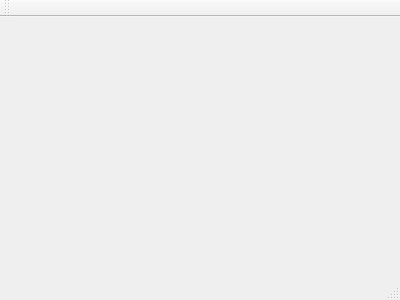
This is mainwindow.ui in gumikola/stacja-paliwowa as Qt 5 draws it before an edit. The edited form follows.
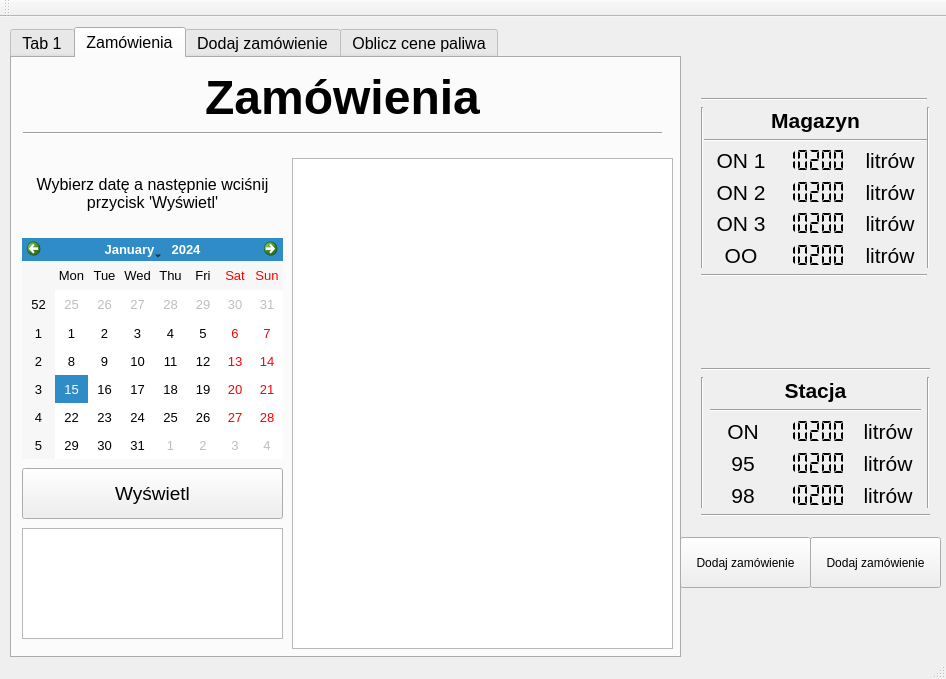
This is the edited form. The open tabs and pages were chosen to show the change.

Commit message: added orders view, and main window screen

```diff
--- a/mainwindow.ui
+++ b/mainwindow.ui
@@ -1,24 +1,900 @@
 <ui version="4.0">
  <class>MainWindow</class>
- <widget class="QMainWindow" name="MainWindow" >
-  <property name="geometry" >
+ <widget class="QMainWindow" name="MainWindow">
+  <property name="geometry">
    <rect>
     <x>0</x>
     <y>0</y>
-    <width>400</width>
-    <height>300</height>
+    <width>946</width>
+    <height>679</height>
    </rect>
   </property>
   <property name="windowTitle" >
    <string>MainWindow</string>
   </property>
-  <widget class="QMenuBar" name="menuBar" />
-  <widget class="QToolBar" name="mainToolBar" />
-  <widget class="QWidget" name="centralWidget" />
-  <widget class="QStatusBar" name="statusBar" />
+  <property name="autoFillBackground">
+   <bool>true</bool>
+  </property>
+  <widget class="QWidget" name="centralWidget">
+   <widget class="QPushButton" name="addOrderButton">
+    <property name="geometry">
+     <rect>
+      <x>680</x>
+      <y>520</y>
+      <width>131</width>
+      <height>51</height>
+     </rect>
+    </property>
+    <property name="text">
+     <string>Dodaj zamówienie</string>
+    </property>
+   </widget>
+   <widget class="QPushButton" name="addOrderButton_2">
+    <property name="geometry">
+     <rect>
+      <x>810</x>
+      <y>520</y>
+      <width>131</width>
+      <height>51</height>
+     </rect>
+    </property>
+    <property name="text">
+     <string>Dodaj zamówienie</string>
+    </property>
+   </widget>
+   <widget class="QWidget" name="gridLayoutWidget">
+    <property name="geometry">
+     <rect>
+      <x>690</x>
+      <y>70</y>
+      <width>251</width>
+      <height>201</height>
+     </rect>
+    </property>
+    <layout class="QGridLayout" name="gridLayout">
+     <property name="sizeConstraint">
+      <enum>QLayout::SetMinimumSize</enum>
+     </property>
+     <property name="horizontalSpacing">
+      <number>0</number>
+     </property>
+     <property name="verticalSpacing">
+      <number>6</number>
+     </property>
+     <item row="4" column="2">
+      <widget class="QLCDNumber" name="FuelTankStorageON1">
+       <property name="enabled">
+        <bool>true</bool>
+       </property>
+       <property name="font">
+        <font>
+         <family>Times New Roman</family>
+         <pointsize>16</pointsize>
+        </font>
+       </property>
+       <property name="lineWidth">
+        <number>0</number>
+       </property>
+       <property name="digitCount">
+        <number>5</number>
+       </property>
+       <property name="segmentStyle">
+        <enum>QLCDNumber::Flat</enum>
+       </property>
+       <property name="value" stdset="0">
+        <double>10200.000000000000000</double>
+       </property>
+      </widget>
+     </item>
+     <item row="4" column="3">
+      <widget class="QLabel" name="label">
+       <property name="font">
+        <font>
+         <family>Arial</family>
+         <pointsize>16</pointsize>
+         <weight>50</weight>
+         <bold>false</bold>
+        </font>
+       </property>
+       <property name="text">
+        <string>litrów</string>
+       </property>
+       <property name="alignment">
+        <set>Qt::AlignCenter</set>
+       </property>
+      </widget>
+     </item>
+     <item row="1" column="0" colspan="4">
+      <widget class="Line" name="line_3">
+       <property name="orientation">
+        <enum>Qt::Horizontal</enum>
+       </property>
+      </widget>
+     </item>
+     <item row="3" column="1" colspan="3">
+      <widget class="Line" name="line_4">
+       <property name="orientation">
+        <enum>Qt::Horizontal</enum>
+       </property>
+      </widget>
+     </item>
+     <item row="2" column="0" rowspan="6">
+      <widget class="Line" name="line_2">
+       <property name="orientation">
+        <enum>Qt::Vertical</enum>
+       </property>
+      </widget>
+     </item>
+     <item row="2" column="4" rowspan="6">
+      <widget class="Line" name="line">
+       <property name="orientation">
+        <enum>Qt::Vertical</enum>
+       </property>
+      </widget>
+     </item>
+     <item row="8" column="0" colspan="4">
+      <widget class="Line" name="line_5">
+       <property name="orientation">
+        <enum>Qt::Horizontal</enum>
+       </property>
+      </widget>
+     </item>
+     <item row="2" column="1" colspan="3">
+      <widget class="QLabel" name="label_10">
+       <property name="font">
+        <font>
+         <family>Arial</family>
+         <pointsize>16</pointsize>
+         <weight>75</weight>
+         <bold>true</bold>
+        </font>
+       </property>
+       <property name="text">
+        <string>Magazyn</string>
+       </property>
+       <property name="alignment">
+        <set>Qt::AlignCenter</set>
+       </property>
+      </widget>
+     </item>
+     <item row="4" column="1">
+      <widget class="QLabel" name="StorageON1">
+       <property name="font">
+        <font>
+         <family>Arial</family>
+         <pointsize>16</pointsize>
+         <weight>50</weight>
+         <bold>false</bold>
+        </font>
+       </property>
+       <property name="text">
+        <string>ON 1</string>
+       </property>
+       <property name="alignment">
+        <set>Qt::AlignCenter</set>
+       </property>
+      </widget>
+     </item>
+     <item row="6" column="1">
+      <widget class="QLabel" name="StorageON3">
+       <property name="font">
+        <font>
+         <family>Arial</family>
+         <pointsize>16</pointsize>
+         <weight>50</weight>
+         <bold>false</bold>
+        </font>
+       </property>
+       <property name="text">
+        <string>ON 3</string>
+       </property>
+       <property name="alignment">
+        <set>Qt::AlignCenter</set>
+       </property>
+      </widget>
+     </item>
+     <item row="7" column="2">
+      <widget class="QLCDNumber" name="FuelTankStorageOO4">
+       <property name="lineWidth">
+        <number>0</number>
+       </property>
+       <property name="segmentStyle">
+        <enum>QLCDNumber::Flat</enum>
+       </property>
+       <property name="value" stdset="0">
+        <double>10200.000000000000000</double>
+       </property>
+      </widget>
+     </item>
+     <item row="5" column="2">
+      <widget class="QLCDNumber" name="FuelTankStorageON2">
+       <property name="lineWidth">
+        <number>0</number>
+       </property>
+       <property name="segmentStyle">
+        <enum>QLCDNumber::Flat</enum>
+       </property>
+       <property name="value" stdset="0">
+        <double>10200.000000000000000</double>
+       </property>
+      </widget>
+     </item>
+     <item row="6" column="2">
+      <widget class="QLCDNumber" name="FuelTankStorageON3">
+       <property name="lineWidth">
+        <number>0</number>
+       </property>
+       <property name="segmentStyle">
+        <enum>QLCDNumber::Flat</enum>
+       </property>
+       <property name="value" stdset="0">
+        <double>10200.000000000000000</double>
+       </property>
+      </widget>
+     </item>
+     <item row="5" column="3">
+      <widget class="QLabel" name="label_2">
+       <property name="font">
+        <font>
+         <family>Arial</family>
+         <pointsize>16</pointsize>
+         <weight>50</weight>
+         <bold>false</bold>
+        </font>
+       </property>
+       <property name="text">
+        <string>litrów</string>
+       </property>
+       <property name="alignment">
+        <set>Qt::AlignCenter</set>
+       </property>
+      </widget>
+     </item>
+     <item row="7" column="1">
+      <widget class="QLabel" name="StorageOO">
+       <property name="font">
+        <font>
+         <family>Arial</family>
+         <pointsize>16</pointsize>
+         <weight>50</weight>
+         <bold>false</bold>
+        </font>
+       </property>
+       <property name="text">
+        <string>OO</string>
+       </property>
+       <property name="alignment">
+        <set>Qt::AlignCenter</set>
+       </property>
+      </widget>
+     </item>
+     <item row="5" column="1">
+      <widget class="QLabel" name="StorageON2">
+       <property name="font">
+        <font>
+         <family>Arial</family>
+         <pointsize>16</pointsize>
+         <weight>50</weight>
+         <bold>false</bold>
+        </font>
+       </property>
+       <property name="text">
+        <string>ON 2</string>
+       </property>
+       <property name="alignment">
+        <set>Qt::AlignCenter</set>
+       </property>
+      </widget>
+     </item>
+     <item row="7" column="3">
+      <widget class="QLabel" name="label_4">
+       <property name="font">
+        <font>
+         <family>Arial</family>
+         <pointsize>16</pointsize>
+         <weight>50</weight>
+         <bold>false</bold>
+        </font>
+       </property>
+       <property name="text">
+        <string>litrów</string>
+       </property>
+       <property name="alignment">
+        <set>Qt::AlignCenter</set>
+       </property>
+      </widget>
+     </item>
+     <item row="6" column="3">
+      <widget class="QLabel" name="label_3">
+       <property name="font">
+        <font>
+         <family>Arial</family>
+         <pointsize>16</pointsize>
+         <weight>50</weight>
+         <bold>false</bold>
+        </font>
+       </property>
+       <property name="text">
+        <string>litrów</string>
+       </property>
+       <property name="alignment">
+        <set>Qt::AlignCenter</set>
+       </property>
+      </widget>
+     </item>
+    </layout>
+   </widget>
+   <widget class="QWidget" name="gridLayoutWidget_2">
+    <property name="geometry">
+     <rect>
+      <x>690</x>
+      <y>340</y>
+      <width>251</width>
+      <height>171</height>
+     </rect>
+    </property>
+    <layout class="QGridLayout" name="gridLayout_2">
+     <item row="4" column="1">
+      <widget class="QLabel" name="Station95">
+       <property name="font">
+        <font>
+         <family>Arial</family>
+         <pointsize>16</pointsize>
+         <weight>50</weight>
+         <bold>false</bold>
+        </font>
+       </property>
+       <property name="text">
+        <string>95</string>
+       </property>
+       <property name="alignment">
+        <set>Qt::AlignCenter</set>
+       </property>
+      </widget>
+     </item>
+     <item row="5" column="1">
+      <widget class="QLabel" name="Station98">
+       <property name="font">
+        <font>
+         <family>Arial</family>
+         <pointsize>16</pointsize>
+         <weight>50</weight>
+         <bold>false</bold>
+        </font>
+       </property>
+       <property name="text">
+        <string>98</string>
+       </property>
+       <property name="alignment">
+        <set>Qt::AlignCenter</set>
+       </property>
+      </widget>
+     </item>
+     <item row="1" column="0" rowspan="5">
+      <widget class="Line" name="line_6">
+       <property name="orientation">
+        <enum>Qt::Vertical</enum>
+       </property>
+      </widget>
+     </item>
+     <item row="3" column="2">
+      <widget class="QLCDNumber" name="FuelTankStationON">
+       <property name="enabled">
+        <bool>true</bool>
+       </property>
+       <property name="font">
+        <font>
+         <family>Times New Roman</family>
+         <pointsize>16</pointsize>
+        </font>
+       </property>
+       <property name="lineWidth">
+        <number>0</number>
+       </property>
+       <property name="digitCount">
+        <number>5</number>
+       </property>
+       <property name="segmentStyle">
+        <enum>QLCDNumber::Flat</enum>
+       </property>
+       <property name="value" stdset="0">
+        <double>10200.000000000000000</double>
+       </property>
+      </widget>
+     </item>
+     <item row="1" column="4" rowspan="5">
+      <widget class="Line" name="line_7">
+       <property name="orientation">
+        <enum>Qt::Vertical</enum>
+       </property>
+      </widget>
+     </item>
+     <item row="4" column="2">
+      <widget class="QLCDNumber" name="FuelTankStation95">
+       <property name="enabled">
+        <bool>true</bool>
+       </property>
+       <property name="font">
+        <font>
+         <family>Times New Roman</family>
+         <pointsize>16</pointsize>
+        </font>
+       </property>
+       <property name="lineWidth">
+        <number>0</number>
+       </property>
+       <property name="digitCount">
+        <number>5</number>
+       </property>
+       <property name="segmentStyle">
+        <enum>QLCDNumber::Flat</enum>
+       </property>
+       <property name="value" stdset="0">
+        <double>10200.000000000000000</double>
+       </property>
+      </widget>
+     </item>
+     <item row="6" column="0" colspan="5">
+      <widget class="Line" name="line_9">
+       <property name="orientation">
+        <enum>Qt::Horizontal</enum>
+       </property>
+      </widget>
+     </item>
+     <item row="5" column="3">
+      <widget class="QLabel" name="label_15">
+       <property name="font">
+        <font>
+         <family>Arial</family>
+         <pointsize>16</pointsize>
+         <weight>50</weight>
+         <bold>false</bold>
+        </font>
+       </property>
+       <property name="text">
+        <string>litrów</string>
+       </property>
+       <property name="alignment">
+        <set>Qt::AlignCenter</set>
+       </property>
+      </widget>
+     </item>
+     <item row="0" column="0" colspan="5">
+      <widget class="Line" name="line_10">
+       <property name="orientation">
+        <enum>Qt::Horizontal</enum>
+       </property>
+      </widget>
+     </item>
+     <item row="3" column="1">
+      <widget class="QLabel" name="StationON">
+       <property name="font">
+        <font>
+         <family>Arial</family>
+         <pointsize>16</pointsize>
+         <weight>50</weight>
+         <bold>false</bold>
+        </font>
+       </property>
+       <property name="text">
+        <string>ON</string>
+       </property>
+       <property name="alignment">
+        <set>Qt::AlignCenter</set>
+       </property>
+      </widget>
+     </item>
+     <item row="5" column="2">
+      <widget class="QLCDNumber" name="FuelTankStation98">
+       <property name="enabled">
+        <bool>true</bool>
+       </property>
+       <property name="font">
+        <font>
+         <family>Times New Roman</family>
+         <pointsize>16</pointsize>
+        </font>
+       </property>
+       <property name="lineWidth">
+        <number>0</number>
+       </property>
+       <property name="digitCount">
+        <number>5</number>
+       </property>
+       <property name="segmentStyle">
+        <enum>QLCDNumber::Flat</enum>
+       </property>
+       <property name="value" stdset="0">
+        <double>10200.000000000000000</double>
+       </property>
+      </widget>
+     </item>
+     <item row="1" column="1" colspan="3">
+      <widget class="QLabel" name="label_16">
+       <property name="font">
+        <font>
+         <family>Arial</family>
+         <pointsize>16</pointsize>
+         <weight>75</weight>
+         <bold>true</bold>
+        </font>
+       </property>
+       <property name="text">
+        <string>Stacja</string>
+       </property>
+       <property name="alignment">
+        <set>Qt::AlignCenter</set>
+       </property>
+      </widget>
+     </item>
+     <item row="4" column="3">
+      <widget class="QLabel" name="label_14">
+       <property name="font">
+        <font>
+         <family>Arial</family>
+         <pointsize>16</pointsize>
+         <weight>50</weight>
+         <bold>false</bold>
+        </font>
+       </property>
+       <property name="text">
+        <string>litrów</string>
+       </property>
+       <property name="alignment">
+        <set>Qt::AlignCenter</set>
+       </property>
+      </widget>
+     </item>
+     <item row="3" column="3">
+      <widget class="QLabel" name="label_13">
+       <property name="font">
+        <font>
+         <family>Arial</family>
+         <pointsize>16</pointsize>
+         <weight>50</weight>
+         <bold>false</bold>
+        </font>
+       </property>
+       <property name="text">
+        <string>litrów</string>
+       </property>
+       <property name="alignment">
+        <set>Qt::AlignCenter</set>
+       </property>
+      </widget>
+     </item>
+     <item row="2" column="1" colspan="3">
+      <widget class="Line" name="line_8">
+       <property name="orientation">
+        <enum>Qt::Horizontal</enum>
+       </property>
+      </widget>
+     </item>
+    </layout>
+   </widget>
+   <widget class="QTabWidget" name="OptionsTab">
+    <property name="geometry">
+     <rect>
+      <x>10</x>
+      <y>10</y>
+      <width>671</width>
+      <height>631</height>
+     </rect>
+    </property>
+    <property name="font">
+     <font>
+      <family>Arial</family>
+      <pointsize>12</pointsize>
+     </font>
+    </property>
+    <property name="autoFillBackground">
+     <bool>false</bool>
+    </property>
+    <property name="styleSheet">
+     <string notr="true"/>
+    </property>
+    <property name="currentIndex">
+     <number>3</number>
+    </property>
+    <widget class="QWidget" name="main">
+     <property name="autoFillBackground">
+      <bool>false</bool>
+     </property>
+     <property name="styleSheet">
+      <string notr="true">background-color: transparent</string>
+     </property>
+     <attribute name="title">
+      <string>Tab 1</string>
+     </attribute>
+    </widget>
+    <widget class="QWidget" name="ordersTab">
+     <property name="autoFillBackground">
+      <bool>false</bool>
+     </property>
+     <property name="styleSheet">
+      <string notr="true">background-color:</string>
+     </property>
+     <attribute name="title">
+      <string>Zamówienia</string>
+     </attribute>
+     <widget class="QWidget" name="verticalLayoutWidget">
+      <property name="geometry">
+       <rect>
+        <x>0</x>
+        <y>0</y>
+        <width>661</width>
+        <height>88</height>
+       </rect>
+      </property>
+      <layout class="QVBoxLayout" name="verticalLayout_2">
+       <item>
+        <widget class="QLabel" name="label_17">
+         <property name="font">
+          <font>
+           <family>Arial</family>
+           <pointsize>36</pointsize>
+           <weight>75</weight>
+           <bold>true</bold>
+          </font>
+         </property>
+         <property name="text">
+          <string>Zamówienia</string>
+         </property>
+         <property name="alignment">
+          <set>Qt::AlignCenter</set>
+         </property>
+        </widget>
+       </item>
+       <item>
+        <widget class="Line" name="line_12">
+         <property name="orientation">
+          <enum>Qt::Horizontal</enum>
+         </property>
+        </widget>
+       </item>
+      </layout>
+     </widget>
+     <widget class="QCalendarWidget" name="ordersTabCalendar">
+      <property name="geometry">
+       <rect>
+        <x>10</x>
+        <y>180</y>
+        <width>261</width>
+        <height>221</height>
+       </rect>
+      </property>
+      <property name="font">
+       <font>
+        <family>Arial</family>
+        <pointsize>10</pointsize>
+       </font>
+      </property>
+      <property name="autoFillBackground">
+       <bool>true</bool>
+      </property>
+     </widget>
+     <widget class="QTableWidget" name="ordersTabOrdersTable">
+      <property name="geometry">
+       <rect>
+        <x>280</x>
+        <y>100</y>
+        <width>381</width>
+        <height>491</height>
+       </rect>
+      </property>
+     </widget>
+     <widget class="QTextEdit" name="ordersTabAdditionalInfoText">
+      <property name="geometry">
+       <rect>
+        <x>10</x>
+        <y>470</y>
+        <width>261</width>
+        <height>111</height>
+       </rect>
+      </property>
+      <property name="readOnly">
+       <bool>true</bool>
+      </property>
+     </widget>
+     <widget class="QLabel" name="label_18">
+      <property name="geometry">
+       <rect>
+        <x>10</x>
+        <y>100</y>
+        <width>261</width>
+        <height>71</height>
+       </rect>
+      </property>
+      <property name="font">
+       <font>
+        <family>Arial</family>
+        <pointsize>12</pointsize>
+       </font>
+      </property>
+      <property name="text">
+       <string>Wybierz datę a następnie wciśnij 
+przycisk 'Wyświetl'</string>
+      </property>
+      <property name="alignment">
+       <set>Qt::AlignCenter</set>
+      </property>
+     </widget>
+     <widget class="QPushButton" name="ordersTabWyswietlButton">
+      <property name="geometry">
+       <rect>
+        <x>10</x>
+        <y>410</y>
+        <width>261</width>
+        <height>51</height>
+       </rect>
+      </property>
+      <property name="font">
+       <font>
+        <family>Arial</family>
+        <pointsize>14</pointsize>
+       </font>
+      </property>
+      <property name="text">
+       <string>Wyświetl</string>
+      </property>
+     </widget>
+    </widget>
+    <widget class="QWidget" name="addOrderTab">
+     <property name="autoFillBackground">
+      <bool>false</bool>
+     </property>
+     <property name="styleSheet">
+      <string notr="true"/>
+     </property>
+     <attribute name="title">
+      <string>Dodaj zamówienie</string>
+     </attribute>
+    </widget>
+    <widget class="QWidget" name="calcFuelPrice">
+     <attribute name="title">
+      <string>Oblicz cene paliwa</string>
+     </attribute>
+     <widget class="QLineEdit" name="lineEdit">
+      <property name="geometry">
+       <rect>
+        <x>30</x>
+        <y>70</y>
+        <width>411</width>
+        <height>31</height>
+       </rect>
+      </property>
+      <property name="font">
+       <font>
+        <pointsize>14</pointsize>
+       </font>
+      </property>
+      <property name="text">
+       <string/>
+      </property>
+     </widget>
+     <widget class="QLabel" name="label_5">
+      <property name="geometry">
+       <rect>
+        <x>30</x>
+        <y>50</y>
+        <width>411</width>
+        <height>16</height>
+       </rect>
+      </property>
+      <property name="font">
+       <font>
+        <pointsize>14</pointsize>
+       </font>
+      </property>
+      <property name="text">
+       <string>Nazwa odbiorcy</string>
+      </property>
+      <property name="alignment">
+       <set>Qt::AlignCenter</set>
+      </property>
+     </widget>
+     <widget class="QLabel" name="label_6">
+      <property name="geometry">
+       <rect>
+        <x>20</x>
+        <y>120</y>
+        <width>411</width>
+        <height>16</height>
+       </rect>
+      </property>
+      <property name="font">
+       <font>
+        <pointsize>14</pointsize>
+       </font>
+      </property>
+      <property name="text">
+       <string>Ulica i numer domu</string>
+      </property>
+      <property name="alignment">
+       <set>Qt::AlignCenter</set>
+      </property>
+     </widget>
+     <widget class="QLineEdit" name="lineEdit_2">
+      <property name="geometry">
+       <rect>
+        <x>20</x>
+        <y>140</y>
+        <width>421</width>
+        <height>31</height>
+       </rect>
+      </property>
+      <property name="font">
+       <font>
+        <pointsize>14</pointsize>
+       </font>
+      </property>
+      <property name="text">
+       <string/>
+      </property>
+     </widget>
+     <widget class="QLabel" name="label_7">
+      <property name="geometry">
+       <rect>
+        <x>20</x>
+        <y>190</y>
+        <width>411</width>
+        <height>16</height>
+       </rect>
+      </property>
+      <property name="font">
+       <font>
+        <pointsize>14</pointsize>
+       </font>
+      </property>
+      <property name="text">
+       <string>Miasto</string>
+      </property>
+      <property name="alignment">
+       <set>Qt::AlignCenter</set>
+      </property>
+     </widget>
+     <widget class="QLineEdit" name="lineEdit_3">
+      <property name="geometry">
+       <rect>
+        <x>20</x>
+        <y>210</y>
+        <width>411</width>
+        <height>31</height>
+       </rect>
+      </property>
+      <property name="font">
+       <font>
+        <pointsize>14</pointsize>
+       </font>
+      </property>
+      <property name="text">
+       <string/>
+      </property>
+     </widget>
+    </widget>
+   </widget>
+  </widget>
+  <widget class="QMenuBar" name="menuBar">
+   <property name="geometry">
+    <rect>
+     <x>0</x>
+     <y>0</y>
+     <width>946</width>
+     <height>21</height>
+    </rect>
+   </property>
+  </widget>
+  <widget class="QToolBar" name="mainToolBar">
+   <attribute name="toolBarArea">
+    <enum>TopToolBarArea</enum>
+   </attribute>
+   <attribute name="toolBarBreak">
+    <bool>false</bool>
+   </attribute>
+  </widget>
+  <widget class="QStatusBar" name="statusBar"/>
  </widget>
- <layoutDefault spacing="6" margin="11" />
- <pixmapfunction></pixmapfunction>
+ <layoutdefault spacing="6" margin="11"/>
  <resources/>
  <connections/>
 </ui>
```
Left out of the diff: 3 changed lines with no effect on the pictures. The commit also changes 8 other files.
